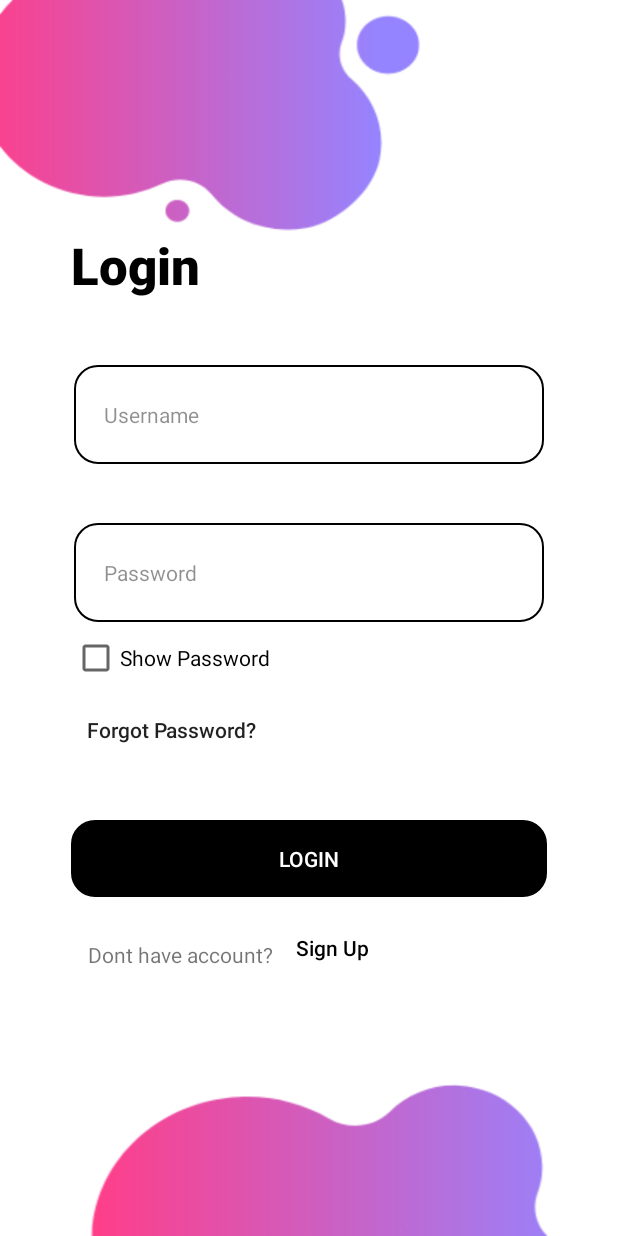
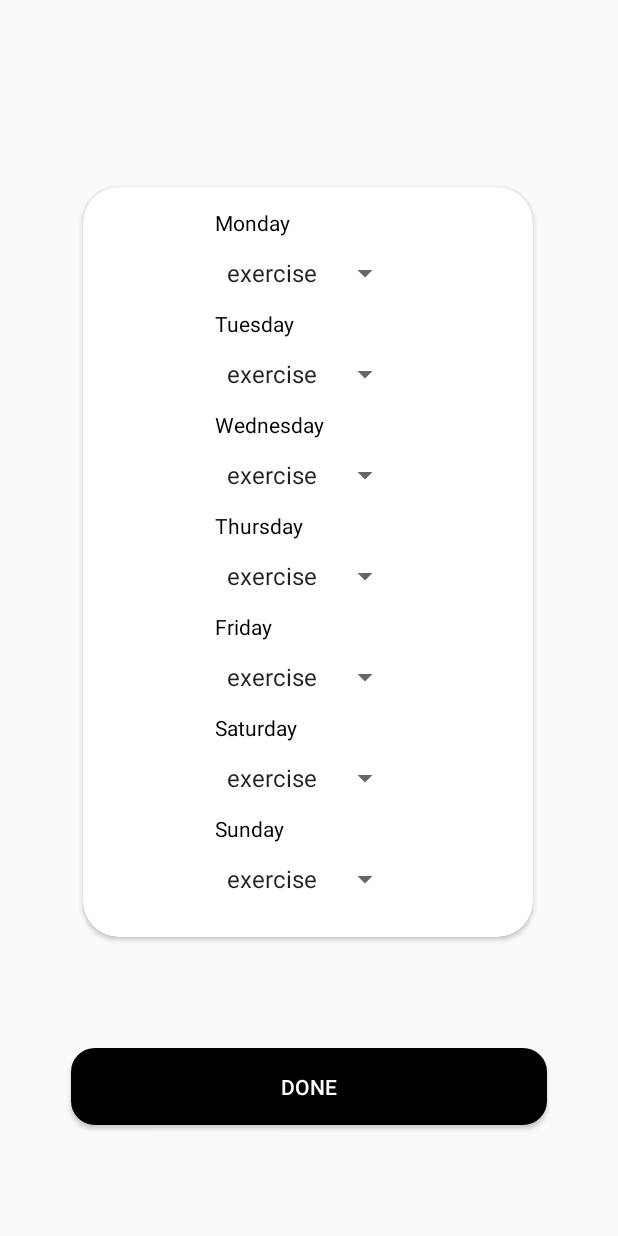
Before and after one commit to edriccoder/Calisthenics-Android-App, an Android app: the screen it shows after launch (MainActivity before the commit, personalize after it), after a tap on "LOGIN", on a phone screen of 412 x 824 dp. Run offline under Robolectric (Android 15) with nearby library versions, the phone set to English and light mode, and no system bars; libraries missing offline, so code that uses them is left out: com.vishnusivadas.advanced_httpurlconnection.

Commit message:
fix done personalize

```diff
--- a/appstudio/app/src/main/AndroidManifest.xml
+++ b/appstudio/app/src/main/AndroidManifest.xml
@@ -21,6 +21,9 @@
         android:theme="@style/Theme.Gymapp"
         android:usesCleartextTraffic="true"
         tools:targetApi="31">
+        <activity
+            android:name=".personalize"
+            android:exported="false" />
         <activity
             android:name=".weekly_generate"
             android:exported="false" />
--- /dev/null
+++ b/appstudio/app/src/main/java/com/example/gymapp/personalize.java
@@ -0,0 +1,95 @@
+package com.example.gymapp;
+
+import android.os.Bundle;
+import android.util.Log; // For logging
+import android.view.View;
+import android.widget.Button;
+import android.widget.Spinner;
+import android.widget.Toast;
+
+import androidx.appcompat.app.AppCompatActivity;
+
+import com.vishnusivadas.advanced_httpurlconnection.PutData;
+
+import org.json.JSONObject;
+
+import java.util.HashMap;
+import java.util.Map;
+
+public class personalize extends AppCompatActivity {
+
+    private Spinner spinnerMonday, spinnerTuesday, spinnerWednesday, spinnerThursday, spinnerFriday;
+    private static final String TAG = "PersonalizeActivity"; // Tag for logging
+
+    @Override
+    protected void onCreate(Bundle savedInstanceState) {
+        super.onCreate(savedInstanceState);
+        setContentView(R.layout.activity_personalize);
+
+        Button done = findViewById(R.id.done);
+        spinnerMonday = findViewById(R.id.exerciseMonday);
+        spinnerTuesday = findViewById(R.id.exerciseTuesday);
+        spinnerWednesday = findViewById(R.id.exerciseWednesday);
+        spinnerThursday = findViewById(R.id.exerciseThursday);
+        spinnerFriday = findViewById(R.id.exerciseFriday);
+        Spinner spinnerSaturday = findViewById(R.id.exerciseSaturday); // New Spinner
+        Spinner spinnerSunday = findViewById(R.id.exerciseSunday); // New Spinner
+
+        done.setOnClickListener(new View.OnClickListener() {
+            @Override
+            public void onClick(View v) {
+                // Collect weekly plan data from spinners
+                Map<String, String> weeklyPlan = new HashMap<>();
+                weeklyPlan.put("Monday", spinnerMonday.getSelectedItem().toString());
+                weeklyPlan.put("Tuesday", spinnerTuesday.getSelectedItem().toString());
+                weeklyPlan.put("Wednesday", spinnerWednesday.getSelectedItem().toString());
+                weeklyPlan.put("Thursday", spinnerThursday.getSelectedItem().toString());
+                weeklyPlan.put("Friday", spinnerFriday.getSelectedItem().toString());
+                weeklyPlan.put("Saturday", spinnerSaturday.getSelectedItem().toString()); // New entry
+                weeklyPlan.put("Sunday", spinnerSunday.getSelectedItem().toString()); // New entry
+
+                JSONObject weeklyPlanJson = new JSONObject(weeklyPlan);
+                String weeklyPlanString = weeklyPlanJson.toString();
+
+                // Create a new thread for each request
+                new Thread(new Runnable() {
+                    @Override
+                    public void run() {
+                        // Fields to send in the POST request
+                        String[] field = {"username", "weeklyPlan"};
+                        String[] data = {"user12345678900", weeklyPlanString};
+
+                        PutData putData = new PutData("https://calestechsync.dermocura.net/calestechsync/insert_generateWeekly.php", "POST", field, data);
+
+                        if (putData.startPut()) {
+                            if (putData.onComplete()) {
+                                String result = putData.getResult();
+
+                                // Log the raw server response for debugging
+                                Log.d(TAG, "Server response: " + result);
+
+                                // Handle the result from the server
+                                try {
+                                    JSONObject jsonResponse = new JSONObject(result);
+                                    String status = jsonResponse.getString("status");
+                                    String message = jsonResponse.getString("message");
+
+                                    runOnUiThread(() -> {
+                                        Toast.makeText(personalize.this, message, Toast.LENGTH_LONG).show();
+                                    });
+                                } catch (Exception e) {
+                                    e.printStackTrace();
+                                    Log.e(TAG, "JSON Parsing Error: " + e.getMessage());
+
+                                    runOnUiThread(() -> Toast.makeText(personalize.this, "Error parsing response: " + result, Toast.LENGTH_LONG).show());
+                                }
+                            }
+                        } else {
+                            Log.e(TAG, "PutData startPut() failed");
+                        }
+                    }
+                }).start(); // Start the new thread here
+            }
+        });
+    }
+}
--- a/appstudio/app/src/main/java/com/example/gymapp/startup.java
+++ b/appstudio/app/src/main/java/com/example/gymapp/startup.java
@@ -17,7 +17,7 @@ public class startup extends AppCompatActivity {
         Button button = (Button) findViewById(R.id.button1);
         button.setOnClickListener(new View.OnClickListener() {
             public void onClick(View v) {
-                Intent intent = new Intent(getApplicationContext(), MainActivity.class);
+                Intent intent = new Intent(getApplicationContext(), personalize.class);
                 startActivity(intent);
             }
         });
--- a/appstudio/app/src/main/java/com/example/gymapp/weekly_generate.java
+++ b/appstudio/app/src/main/java/com/example/gymapp/weekly_generate.java
@@ -1,10 +1,12 @@
 package com.example.gymapp;
 
+import android.content.Intent;
 import android.graphics.Bitmap;
 import android.os.Bundle;
 import android.os.Handler;
 import android.os.Looper;
 import android.util.Log;
+import android.widget.Button;
 import android.widget.ListView;
 import android.widget.Toast;
 import androidx.appcompat.app.AppCompatActivity;
@@ -35,6 +37,7 @@ public class weekly_generate extends AppCompatActivity {
 
         listViewExercises = findViewById(R.id.listViewExercises);
         exerciseList = new ArrayList<>();
+        Button buttonStartFirstExercise = findViewById(R.id.buttonStartFirstExercise);
         adapter = new ExerciseAdapter(this, exerciseList); // Initialize the adapter
         listViewExercises.setAdapter(adapter); // Set the adapter to ListView
 
@@ -53,6 +56,18 @@ public class weekly_generate extends AppCompatActivity {
             return;
         }
         Log.e("WeeklyGenerateActivity", "Count: " + count);
+
+        buttonStartFirstExercise.setOnClickListener(v -> {
+            if (!exerciseList.isEmpty()) {
+                // Start the ExerciseDetailActivity with the first item in the list
+                Intent intent = new Intent(weekly_generate.this, ExerciseDetailActivity.class);
+                intent.putExtra("exerciseList", exerciseList);  // Pass the full list of exercises
+                intent.putExtra("currentPosition", 0);  // Start with the first exercise
+                startActivity(intent);
+            } else {
+                Toast.makeText(weekly_generate.this, "No exercises available to start.", Toast.LENGTH_SHORT).show();
+            }
+        });
 
         fetchExercises(username, count);
     }
@@ -128,7 +143,7 @@ public class weekly_generate extends AppCompatActivity {
                     .into(new SimpleTarget<Bitmap>() {
                         @Override
                         public void onResourceReady(Bitmap resource, Transition<? super Bitmap> transition) {
-                            saveImageToStorage(resource, exercise); // Save the image to storage
+                            saveImageToStorage(resource, exercise);
                         }
                     });
         }
@@ -139,10 +154,10 @@ public class weekly_generate extends AppCompatActivity {
         if (!directory.exists()) {
             directory.mkdirs();
         }
-        File file = new File(directory, exercise.getExName() + ".png"); // Change name as needed
+        File file = new File(directory, exercise.getExName() + ".png");
         try (FileOutputStream out = new FileOutputStream(file)) {
             bitmap.compress(Bitmap.CompressFormat.PNG, 100, out);
-            exercise.setLocalImagePath(file.getAbsolutePath()); // Set the local image path
+            exercise.setLocalImagePath(file.getAbsolutePath());
         } catch (IOException e) {
             e.printStackTrace();
             Log.e("SaveImage", "Error saving image: " + e.getMessage());
--- /dev/null
+++ b/appstudio/app/src/main/res/layout/activity_personalize.xml
@@ -0,0 +1,138 @@
+<?xml version="1.0" encoding="utf-8"?>
+<androidx.constraintlayout.widget.ConstraintLayout xmlns:android="http://schemas.android.com/apk/res/android"
+    xmlns:app="http://schemas.android.com/apk/res-auto"
+    xmlns:tools="http://schemas.android.com/tools"
+    android:id="@+id/main"
+    android:layout_width="match_parent"
+    android:layout_height="match_parent"
+    tools:context=".personalize"
+    tools:layout_editor_absoluteX="0dp"
+    tools:layout_editor_absoluteY="49dp">
+
+    <androidx.cardview.widget.CardView
+        android:id="@+id/cardView3"
+        android:layout_width="300dp"
+        android:layout_height="500dp"
+        app:cardCornerRadius="24dp"
+        app:layout_constraintBottom_toBottomOf="parent"
+        app:layout_constraintEnd_toEndOf="parent"
+        app:layout_constraintHorizontal_bias="0.495"
+        app:layout_constraintStart_toStartOf="parent"
+        app:layout_constraintTop_toTopOf="parent"
+        app:layout_constraintVertical_bias="0.385">
+
+        <LinearLayout
+            android:layout_width="wrap_content"
+            android:layout_height="wrap_content"
+            android:layout_gravity="center"
+            android:orientation="vertical">
+
+            <TextView
+                android:id="@+id/Monday"
+                android:layout_width="wrap_content"
+                android:layout_height="wrap_content"
+                android:text="Monday"
+                android:textColor="@color/black" />
+
+            <Spinner
+                android:id="@+id/exerciseMonday"
+                android:layout_width="wrap_content"
+                android:layout_height="48dp"
+                android:entries="@array/exercise_units" />
+
+            <TextView
+                android:id="@+id/Tuesday"
+                android:layout_width="wrap_content"
+                android:layout_height="wrap_content"
+                android:text="Tuesday"
+                android:textColor="@color/black" />
+
+            <Spinner
+                android:id="@+id/exerciseTuesday"
+                android:layout_width="wrap_content"
+                android:layout_height="48dp"
+                android:entries="@array/exercise_units" />
+
+            <TextView
+                android:id="@+id/Wednesday"
+                android:layout_width="wrap_content"
+                android:layout_height="wrap_content"
+                android:text="Wednesday"
+                android:textColor="@color/black" />
+
+            <Spinner
+                android:id="@+id/exerciseWednesday"
+                android:layout_width="wrap_content"
+                android:layout_height="48dp"
+                android:entries="@array/exercise_units" />
+
+            <TextView
+                android:id="@+id/Thursday"
+                android:layout_width="wrap_content"
+                android:layout_height="wrap_content"
+                android:text="Thursday"
+                android:textColor="@color/black" />
+
+            <Spinner
+                android:id="@+id/exerciseThursday"
+                android:layout_width="wrap_content"
+                android:layout_height="48dp"
+                android:entries="@array/exercise_units" />
+
+            <TextView
+                android:id="@+id/Friday"
+                android:layout_width="wrap_content"
+                android:layout_height="wrap_content"
+                android:text="Friday"
+                android:textColor="@color/black" />
+
+            <Spinner
+                android:id="@+id/exerciseFriday"
+                android:layout_width="wrap_content"
+                android:layout_height="48dp"
+                android:entries="@array/exercise_units" />
+
+            <TextView
+                android:id="@+id/Saturday"
+                android:layout_width="wrap_content"
+                android:layout_height="wrap_content"
+                android:text="Saturday"
+                android:textColor="@color/black" />
+
+            <Spinner
+                android:id="@+id/exerciseSaturday"
+                android:layout_width="wrap_content"
+                android:layout_height="48dp"
+                android:entries="@array/exercise_units" />
+
+            <TextView
+                android:id="@+id/Sunday"
+                android:layout_width="wrap_content"
+                android:layout_height="wrap_content"
+                android:text="Sunday"
+                android:textColor="@color/black" />
+
+            <Spinner
+                android:id="@+id/exerciseSunday"
+                android:layout_width="wrap_content"
+                android:layout_height="48dp"
+                android:entries="@array/exercise_units" />
+
+        </LinearLayout>
+
+    </androidx.cardview.widget.CardView>
+
+    <Button
+        android:id="@+id/done"
+        android:layout_width="317dp"
+        android:layout_height="51dp"
+        android:background="@drawable/edi_shape"
+        android:backgroundTint="#000000"
+        android:text="Done"
+        android:textColor="@color/white"
+        app:layout_constraintBottom_toBottomOf="parent"
+        app:layout_constraintEnd_toEndOf="parent"
+        app:layout_constraintStart_toStartOf="parent"
+        app:layout_constraintTop_toBottomOf="@+id/cardView3" />
+
+</androidx.constraintlayout.widget.ConstraintLayout>
--- a/appstudio/app/src/main/res/values/strings.xml
+++ b/appstudio/app/src/main/res/values/strings.xml
@@ -10,6 +10,10 @@
         <item>cm</item>
         <item>ft</item>
     </string-array>
+    <string-array name="exercise_units">
+        <item>exercise</item>
+        <item>rest</item>
+    </string-array>
     <string-array name="week_days_array">
         <item>1</item>
         <item>2</item>
```
